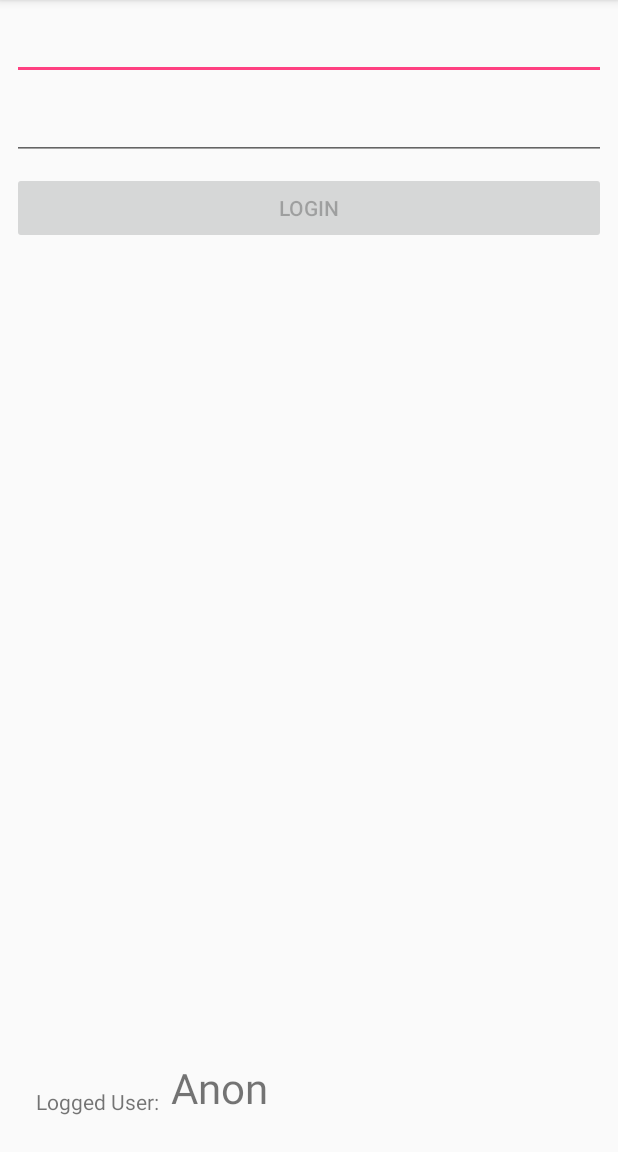
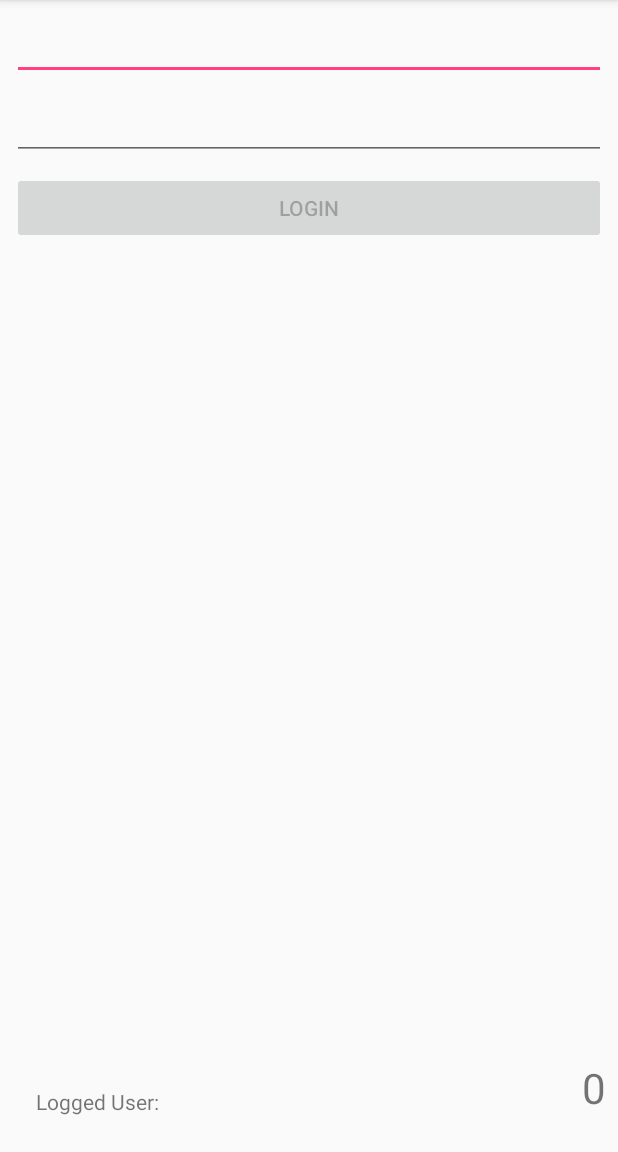
Before and after one commit to InventiDevelopment/Elmdroid, an Android app: the LoginActivity screen opened directly, with no data from a screen before it, on a phone screen of 412 x 824 dp, the part 84-1236 px from its top. Run offline under Robolectric (Android 15) with nearby library versions, the phone set to English and light mode, and no system bars; our stand-ins replace RxJava, Timber; libraries missing offline, so code that uses them is left out: com.jakewharton.rxrelay2, io.reactivex.rxkotlin; 5 statements that could not run were skipped.

Commit message:
Finalize subscription mechanics and show it in example

```diff
--- a/elmdroid/src/main/java/cz/inventi/elmdroid/ElmArchitecture.kt
+++ b/elmdroid/src/main/java/cz/inventi/elmdroid/ElmArchitecture.kt
@@ -11,13 +11,17 @@ import io.reactivex.Single
 interface ComponentController<STATE : State, in MSG : Msg> {
     fun state(): LiveData<STATE>
     fun dispatch(msg: MSG)
+    fun onCleared()
 }
 
 interface Component<STATE : State, MSG : Msg, CMD : Cmd> {
     fun initState(): STATE
     fun update(msg: MSG, prevState: STATE): Pair<STATE, CMD>
     fun call(cmd: CMD): Single<MSG>
-    fun subscriptions(state: STATE): Observable<MSG>
+    // TODO In the future this should take a state as an parameter to be able to modify subs by changing state
+    // TODO but it's hard to implement this behaviour in cases like subs emitting something every second and then change of state
+    // TODO fucks everything up
+    fun subscriptions(): Observable<MSG>
 
     /**
      * Defines commands that won's be propagated to call method
--- a/elmdroid/src/main/java/cz/inventi/elmdroid/ElmController.kt
+++ b/elmdroid/src/main/java/cz/inventi/elmdroid/ElmController.kt
@@ -4,6 +4,7 @@ import android.arch.lifecycle.LiveData
 import android.arch.lifecycle.MutableLiveData
 import com.jakewharton.rxrelay2.BehaviorRelay
 import io.reactivex.Observable
+import io.reactivex.Observer
 import io.reactivex.Single
 import io.reactivex.android.schedulers.AndroidSchedulers
 import io.reactivex.disposables.CompositeDisposable
@@ -26,9 +27,8 @@ class ElmController<STATE : State, in MSG : Msg, CMD : Cmd> (component: Componen
     init {
         updateStateValue(component.initState())
 
-        val stateAfterSubs = stateRelay.doOnNext(state -> )
-
-        msgRelay.zipWith(stateAfterSubs)
+        compositeDisposable.add(
+            msgRelay.zipWith(stateRelay)
                 .map { (msg, prevState) -> component.update(msg, prevState) }
                 .subscribeOn(Schedulers.newThread())
                 .observeOn(AndroidSchedulers.mainThread())
@@ -38,13 +38,23 @@ class ElmController<STATE : State, in MSG : Msg, CMD : Cmd> (component: Componen
                 .observeOn(Schedulers.newThread())
                 .flatMap { cmd -> processCmd(cmd, component)}
                 .observeOn(AndroidSchedulers.mainThread())
-                .subscribeWith { resultMsg -> dispatch(resultMsg)}
+                .subscribe { dispatch(it) }
+        )
 
-
-
+        compositeDisposable.add(
+            component.subscriptions()
+                .onErrorResumeNext { error: Throwable -> Observable.just(component.onError(error)) }
+                .subscribeOn(Schedulers.newThread())
+                .observeOn(AndroidSchedulers.mainThread())
+                .subscribe {
+                    dispatch(it)
+                }
+        )
     }
 
     override fun state(): LiveData<STATE> = state
+
+    override fun onCleared() = compositeDisposable.clear()
 
     override fun dispatch(msg: MSG) {
         msgRelay.accept(msg)
--- a/sample/src/main/java/com/example/elmdroid/login/presentation/LoginActivity.kt
+++ b/sample/src/main/java/com/example/elmdroid/login/presentation/LoginActivity.kt
@@ -30,6 +30,7 @@ class LoginActivity : AppCompatActivity(), LoginView {
     override fun loginButton() = loginButton
     override fun progressBar() = progressBar
     override fun loggedUser() = loggedUser
+    override fun timer() = timer
     override fun showUserMsg(userMsg: String) = Toast.makeText(this, userMsg, Toast.LENGTH_LONG).show()
 
 }
--- a/sample/src/main/java/com/example/elmdroid/login/presentation/LoginComponent.kt
+++ b/sample/src/main/java/com/example/elmdroid/login/presentation/LoginComponent.kt
@@ -7,22 +7,20 @@ import io.reactivex.Observable
 import io.reactivex.Single
 import java.util.concurrent.TimeUnit
 
-/**
- * Created by tomas.valenta on 11/21/2017.
- */
 class LoginComponent : Component<LoginState, LoginMsg, LoginCmd> {
 
 
-    override fun initState(): LoginState = LoginState("", "", false, false, "Anon", "")
+    override fun initState(): LoginState = LoginState("", "", false, false, "", "", 0)
 
-    override fun update(msg: LoginMsg, ps: LoginState): Pair<LoginState, LoginCmd> = when(msg) {
-        is EmailChanged -> ps.copy(email = msg.email, msgText = "").updateLoginEnabled() to None
-        is PasswordChanged -> ps.copy(password = msg.password, msgText = "").updateLoginEnabled() to None
-        is LoginClicked -> ps.copy(loadingVisible = true, loginEnabled = false, msgText = "") to LoginAction(ps.email, ps.password)
-        is LoginSuccess -> ps.copy(loadingVisible = false, msgText = "Login Successful, welcome ${msg.username}", email = "", password = "").updateLoginEnabled() to None
-        is LoggedUserChanged -> ps.copy(loggedUsername = msg.username) to None
-        is ErrorMsg -> ps.copy(loadingVisible = false, msgText = "Login Failed: ${msg.error.message}") to None
-        is Idle -> ps to None
+    override fun update(msg: LoginMsg, prevState: LoginState): Pair<LoginState, LoginCmd> = when(msg) {
+        is EmailChanged ->      prevState.copy(email = msg.email, msgText = "").updateLoginEnabled() to None
+        is PasswordChanged ->   prevState.copy(password = msg.password, msgText = "").updateLoginEnabled() to None
+        is LoginClicked ->      prevState.copy(loadingVisible = true, loginEnabled = false, msgText = "") to LoginAction(prevState.email, prevState.password)
+        is LoginSuccess ->      prevState.copy(loadingVisible = false, msgText = "Login Successful, welcome ${msg.username}", email = "", password = "").updateLoginEnabled() to None
+        is LoggedUserChanged -> prevState.copy(loggedUsername = msg.username) to None
+        Tick ->                 prevState.copy(loggedTimer = (prevState.loggedTimer + 1)) to None
+        is ErrorMsg ->          prevState.copy(loadingVisible = false, msgText = "Login Failed: ${msg.error.message}") to None
+        is Idle ->              prevState to None
     }
 
     override fun call(cmd: LoginCmd): Single<LoginMsg> = when(cmd) {
@@ -30,10 +28,7 @@ class LoginComponent : Component<LoginState, LoginMsg, LoginCmd> {
         is LoginAction -> loginTask(cmd.email, cmd.password)
     }
 
-    override fun subscriptions(state: LoginState) = when {
-        state.loggedUsername.isNotBlank() -> Observable.merge(userSubscription(), counterSubscription())
-        else -> userSubscription()
-    }
+    override fun subscriptions(): Observable<LoginMsg> = Observable.merge(userSubscription(), counterSubscription())
 
     override fun onError(error: Throwable): LoginMsg = ErrorMsg(error)
     override fun filterCmd(cmd: LoginCmd): Boolean = cmd !is None
@@ -44,7 +39,7 @@ class LoginComponent : Component<LoginState, LoginMsg, LoginCmd> {
 
 // Tasks
 fun loginTask(email: String, password: String): Single<LoginMsg> {
-    pause(2000)
+    pause(1000)
     UserRepository().setUser(email)
     return Single.just(LoginSuccess("Mr/Mrs $email"))
 }
@@ -55,11 +50,19 @@ fun userSubscription(): Observable<LoginMsg> = UserRepository().getUser().map {
     LoggedUserChanged(it.username)
 }
 
-fun counterSubscription(): Observable<LoginMsg> = Observable.timer(1, TimeUnit.SECONDS).map { Tick }
+fun counterSubscription(): Observable<LoginMsg> = Observable.interval(1, TimeUnit.SECONDS).map { Tick }
 
 
 // State
-data class LoginState(val email: String, val password: String, val loginEnabled: Boolean, val loadingVisible: Boolean, val loggedUsername: String, val msgText: String) : State
+data class LoginState(
+        val email: String,
+        val password: String,
+        val loginEnabled: Boolean,
+        val loadingVisible: Boolean,
+        val loggedUsername: String,
+        val msgText: String,
+        val loggedTimer: Int
+) : State
 
 // Msg
 sealed class LoginMsg : Msg
--- a/sample/src/main/java/com/example/elmdroid/login/presentation/LoginRenderer.kt
+++ b/sample/src/main/java/com/example/elmdroid/login/presentation/LoginRenderer.kt
@@ -30,6 +30,8 @@ class LoginRenderer(private val view: LoginView) : Observer<LoginState>, Lifecyc
             if (msgText.isNotBlank()) {
                 view.showUserMsg(msgText)
             }
+
+            view.timer().text = "$loggedTimer"
         }
     }
 }
--- a/sample/src/main/java/com/example/elmdroid/login/presentation/LoginView.kt
+++ b/sample/src/main/java/com/example/elmdroid/login/presentation/LoginView.kt
@@ -14,5 +14,6 @@ interface LoginView {
     fun loginButton(): Button
     fun progressBar(): ProgressBar
     fun loggedUser(): TextView
+    fun timer(): TextView
     fun showUserMsg(userMsg: String)
 }
--- a/sample/src/main/res/layout/activity_login.xml
+++ b/sample/src/main/res/layout/activity_login.xml
@@ -63,7 +63,7 @@
         android:layout_marginStart="8dp"
         android:textSize="28dp"
         app:layout_constraintBottom_toBottomOf="@+id/loggedUserLabel"
-        app:layout_constraintEnd_toEndOf="parent"
+        app:layout_constraintEnd_toStartOf="@+id/timer"
         app:layout_constraintStart_toEndOf="@+id/loggedUserLabel" />
 
     <ProgressBar
@@ -79,4 +79,17 @@
         app:layout_constraintEnd_toEndOf="parent"
         app:layout_constraintStart_toStartOf="parent"
         app:layout_constraintTop_toTopOf="parent" />
+
+    <TextView
+        android:id="@+id/timer"
+        android:layout_width="wrap_content"
+        android:layout_height="wrap_content"
+        android:layout_marginBottom="8dp"
+        android:layout_marginEnd="8dp"
+        android:layout_marginTop="8dp"
+        android:text="0"
+        android:textSize="28dp"
+        app:layout_constraintBottom_toBottomOf="@+id/loggedUser"
+        app:layout_constraintEnd_toEndOf="parent"
+        app:layout_constraintTop_toTopOf="@+id/loggedUser" />
 </android.support.constraint.ConstraintLayout>
```
